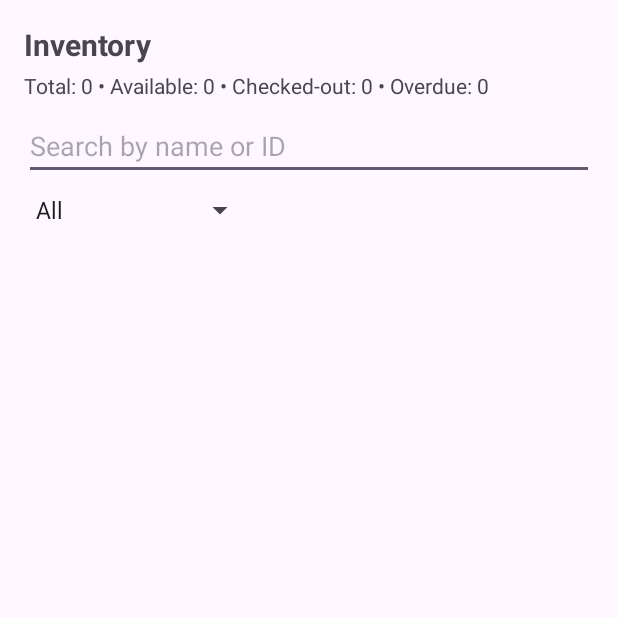
After one commit to saucypilot/inventory-tracker, an Android app: the InventoryActivity screen opened directly, with no data from a screen before it, on a phone screen of 412 x 824 dp, the top half of it. The commit adds this screen. Run offline under Robolectric (Android 15) with nearby library versions, the phone set to English and light mode, and no system bars; our stand-ins replace Firebase (no records; nobody signed in at launch, a user with empty details on screens opened directly); Roboto replaces fonts that are not available here.

Commit message:
Use case 11 and 13

```diff
--- a/app/src/main/java/com/example/tallycat/AddInv.java
+++ b/app/src/main/java/com/example/tallycat/AddInv.java
@@ -49,7 +49,11 @@ public class AddInv extends AppCompatActivity {
             doc.put("description", desc);
             doc.put("category", cat);
             doc.put("status", status);
-            doc.put("qrCode", ""); // empty for now
+            doc.put("qrCode", "");   // empty for now
+            doc.put("holder", "");   // no holder yet
+            doc.put("dueDate", "");  // no due date yet
+
+
 
             db.collection("inventory").document(id).set(doc)
                     .addOnSuccessListener(unused -> {
--- /dev/null
+++ b/app/src/main/java/com/example/tallycat/InventoryActivity.java
@@ -0,0 +1,141 @@
+package com.example.tallycat;
+
+import android.os.Bundle;
+import android.text.Editable;
+import android.text.TextWatcher;
+import android.view.View;
+import android.widget.AdapterView;
+import android.widget.EditText;
+import android.widget.Spinner;
+import android.widget.TextView;
+import android.widget.Toast;
+
+import androidx.appcompat.app.AppCompatActivity;
+import androidx.recyclerview.widget.LinearLayoutManager;
+import androidx.recyclerview.widget.RecyclerView;
+
+import com.google.firebase.firestore.FirebaseFirestore;
+import com.google.firebase.firestore.ListenerRegistration;
+import com.google.firebase.firestore.QueryDocumentSnapshot;
+
+import java.util.ArrayList;
+import java.util.List;
+
+public class InventoryActivity extends AppCompatActivity {
+
+    private FirebaseFirestore db;
+    private RecyclerView rvInventory;
+    private ItemAdapter itemAdapter;
+    private final List<Item> allItems = new ArrayList<>();
+
+    private EditText etInventorySearch;
+    private Spinner spStatusFilter;
+    private TextView tvInventoryMetrics;
+
+    private ListenerRegistration inventoryListener;
+
+    @Override
+    protected void onCreate(Bundle savedInstanceState) {
+        super.onCreate(savedInstanceState);
+        setContentView(R.layout.activity_inventory);
+
+        db = FirebaseFirestore.getInstance();
+
+        rvInventory = findViewById(R.id.rvInventory);
+        etInventorySearch = findViewById(R.id.etInventorySearch);
+        spStatusFilter = findViewById(R.id.spStatusFilter);
+        tvInventoryMetrics = findViewById(R.id.tvInventoryMetrics);
+
+        // Default adapter behavior: tapping an item opens ItemProfileActivity
+        itemAdapter = new ItemAdapter(new ArrayList<>(), this);
+        rvInventory.setLayoutManager(new LinearLayoutManager(this));
+        rvInventory.setAdapter(itemAdapter);
+
+        // Live subscription to inventory
+        inventoryListener = db.collection("inventory")
+                .addSnapshotListener((snapshot, e) -> {
+                    if (e != null) {
+                        Toast.makeText(this, "Failed to load inventory: " + e.getMessage(), Toast.LENGTH_SHORT).show();
+                        return;
+                    }
+                    if (snapshot == null) return;
+
+                    allItems.clear();
+                    for (QueryDocumentSnapshot doc : snapshot) {
+                        Item item = doc.toObject(Item.class);
+                        item.setItemId(doc.getId());
+                        allItems.add(item);
+                    }
+                    applyFilters();
+                });
+
+        etInventorySearch.addTextChangedListener(new TextWatcher() {
+            @Override public void beforeTextChanged(CharSequence s, int start, int count, int after) { }
+            @Override public void onTextChanged(CharSequence s, int start, int before, int count) {
+                applyFilters();
+            }
+            @Override public void afterTextChanged(Editable s) { }
+        });
+
+        spStatusFilter.setOnItemSelectedListener(new AdapterView.OnItemSelectedListener() {
+            @Override public void onItemSelected(AdapterView<?> parent, View view, int position, long id) {
+                applyFilters();
+            }
+            @Override public void onNothingSelected(AdapterView<?> parent) {
+                applyFilters();
+            }
+        });
+    }
+
+    private void applyFilters() {
+        String query = etInventorySearch.getText().toString().trim().toLowerCase();
+        String selectedStatus = spStatusFilter.getSelectedItem() != null
+                ? spStatusFilter.getSelectedItem().toString()
+                : "All";
+
+        List<Item> filtered = new ArrayList<>();
+        int available = 0;
+        int checkedOut = 0;
+        int overdue = 0;
+
+        for (Item item : allItems) {
+            String status = item.getStatus() != null ? item.getStatus() : "";
+            boolean matchesStatus = "All".equalsIgnoreCase(selectedStatus)
+                    || selectedStatus.equalsIgnoreCase(status);
+
+            boolean matchesQuery = query.isEmpty()
+                    || (item.getName() != null && item.getName().toLowerCase().contains(query))
+                    || (item.getItemId() != null && item.getItemId().toLowerCase().contains(query));
+
+            if (matchesStatus && matchesQuery) {
+                filtered.add(item);
+            }
+
+            // Aggregate metrics across the full list (not just filtered)
+            if ("Available".equalsIgnoreCase(status)) {
+                available++;
+            } else if ("Checked-out".equalsIgnoreCase(status) || "Checked out".equalsIgnoreCase(status)) {
+                checkedOut++;
+            } else if ("Overdue".equalsIgnoreCase(status)) {
+                overdue++;
+            }
+        }
+
+        itemAdapter.updateData(filtered);
+
+        int total = allItems.size();
+        String metrics = "Total: " + total
+                + " \u2022 Available: " + available
+                + " \u2022 Checked-out: " + checkedOut
+                + " \u2022 Overdue: " + overdue;
+        tvInventoryMetrics.setText(metrics);
+    }
+
+    @Override
+    protected void onDestroy() {
+        if (inventoryListener != null) {
+            inventoryListener.remove();
+        }
+        super.onDestroy();
+    }
+}
--- /dev/null
+++ b/app/src/main/res/layout/activity_inventory.xml
@@ -0,0 +1,49 @@
+<?xml version="1.0" encoding="utf-8"?>
+<LinearLayout xmlns:android="http://schemas.android.com/apk/res/android"
+    xmlns:tools="http://schemas.android.com/tools"
+    android:layout_width="match_parent"
+    android:layout_height="match_parent"
+    android:orientation="vertical"
+    android:padding="16dp"
+    tools:context=".InventoryActivity">
+
+    <TextView
+        android:id="@+id/tvInventoryTitle"
+        android:layout_width="wrap_content"
+        android:layout_height="wrap_content"
+        android:text="Inventory"
+        android:textSize="20sp"
+        android:textStyle="bold"
+        android:layout_marginBottom="4dp" />
+
+    <TextView
+        android:id="@+id/tvInventoryMetrics"
+        android:layout_width="wrap_content"
+        android:layout_height="wrap_content"
+        android:text="Total: 0 • Available: 0 • Checked-out: 0 • Overdue: 0"
+        android:layout_marginBottom="8dp" />
+
+    <EditText
+        android:id="@+id/etInventorySearch"
+        android:layout_width="match_parent"
+        android:layout_height="wrap_content"
+        android:hint="Search by name or ID"
+        android:imeOptions="actionDone"
+        android:inputType="text"
+        android:layout_marginBottom="8dp" />
+
+    <Spinner
+        android:id="@+id/spStatusFilter"
+        android:layout_width="wrap_content"
+        android:layout_height="wrap_content"
+        android:layout_marginBottom="8dp"
+        android:entries="@array/inventory_status_filter_options" />
+
+    <androidx.recyclerview.widget.RecyclerView
+        android:id="@+id/rvInventory"
+        android:layout_width="match_parent"
+        android:layout_height="0dp"
+        android:layout_weight="1"
+        tools:listitem="@layout/item_inventory" />
+
+</LinearLayout>
--- a/app/src/main/res/values/strings.xml
+++ b/app/src/main/res/values/strings.xml
@@ -1,3 +1,10 @@
 <resources>
     <string name="app_name">TallyCat</string>
+
+    <string-array name="inventory_status_filter_options">
+        <item>All</item>
+        <item>Available</item>
+        <item>Checked-out</item>
+        <item>Overdue</item>
+    </string-array>
 </resources>
```
Also changed, not shown: app/src/main/AndroidManifest.xml (+10 -0 lines), app/src/main/java/com/example/tallycat/AdminActivity.java (+9 -0 lines), app/src/main/java/com/example/tallycat/Item.java (+72 -14 lines), app/src/main/java/com/example/tallycat/ItemAdapter.java (+57 -12 lines), app/src/main/java/com/example/tallycat/ItemProfileActivity.java (+25 -9 lines), app/src/main/res/layout/activity_admin.xml (+33 -0 lines), app/src/main/res/layout/activity_manual_checkout_return.xml (added, +42 -0 lines), app/src/main/res/layout/dialog_manual_checkout_return.xml (added, +86 -0 lines), app/src/main/res/layout/item_inventory.xml (+15 -0 lines), 1 other file.
